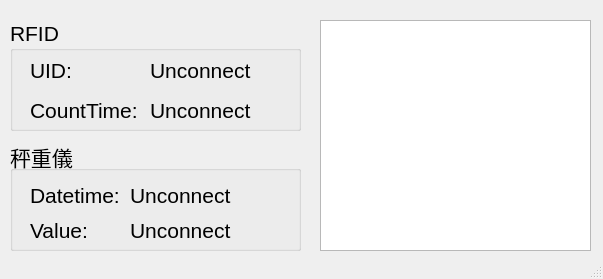
Old version of the form weight.ui in the repository img21326/pyqt_pig.
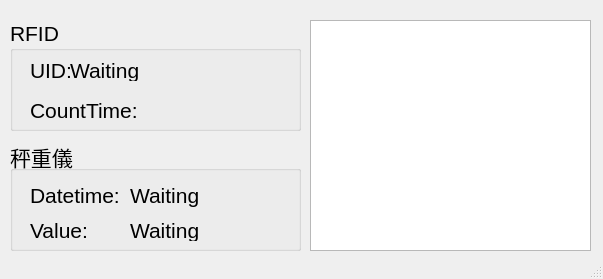
New version of the form.

Commit message: rfid thread [v] weight thread [x]

```diff
--- a/weight.ui
+++ b/weight.ui
@@ -71,7 +71,7 @@
       </rect>
      </property>
      <property name="text">
-      <string>Unconnect</string>
+      <string>Waiting</string>
      </property>
     </widget>
     <widget class="QLabel" name="label_weight_value">
@@ -84,7 +84,7 @@
       </rect>
      </property>
      <property name="text">
-      <string>Unconnect</string>
+      <string>Waiting</string>
      </property>
     </widget>
    </widget>
@@ -128,14 +128,14 @@
     <widget class="QLabel" name="label_rfid_value">
      <property name="geometry">
       <rect>
-       <x>140</x>
+       <x>60</x>
        <y>40</y>
-       <width>161</width>
+       <width>221</width>
        <height>21</height>
       </rect>
      </property>
      <property name="text">
-      <string>Unconnect</string>
+      <string>Waiting</string>
      </property>
     </widget>
     <widget class="QLabel" name="label_7">
@@ -161,16 +161,16 @@
       </rect>
      </property>
      <property name="text">
-      <string>Unconnect</string>
+      <string/>
      </property>
     </widget>
    </widget>
-   <widget class="QListView" name="listView">
+   <widget class="QTableView" name="tableView">
     <property name="geometry">
      <rect>
-      <x>320</x>
+      <x>310</x>
       <y>20</y>
-      <width>271</width>
+      <width>281</width>
       <height>231</height>
      </rect>
     </property>
```
The commit also changes 5 other files.
